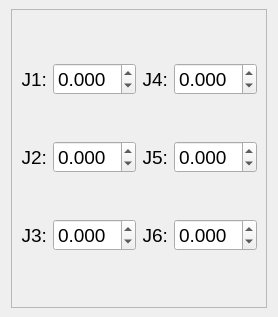
Qt form src/ar3/src/ar3/ui/joint_controller.ui (kpdudek/Robotics) before a commit.
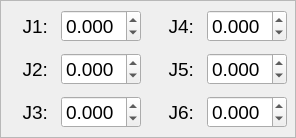
The same form after that commit.

Commit message: Joint and cartesian jog control added

What changed in the file:
```diff
--- a/src/ar3/src/ar3/ui/joint_controller.ui
+++ b/src/ar3/src/ar3/ui/joint_controller.ui
@@ -6,8 +6,8 @@
    <rect>
     <x>0</x>
     <y>0</y>
-    <width>278</width>
-    <height>317</height>
+    <width>296</width>
+    <height>138</height>
    </rect>
   </property>
   <property name="sizePolicy">
@@ -20,11 +20,20 @@
    <string>Form</string>
   </property>
   <layout class="QGridLayout" name="gridLayout">
+   <property name="leftMargin">
+    <number>0</number>
+   </property>
    <property name="topMargin">
-    <number>9</number>
+    <number>0</number>
+   </property>
+   <property name="rightMargin">
+    <number>0</number>
    </property>
    <property name="bottomMargin">
-    <number>9</number>
+    <number>0</number>
+   </property>
+   <property name="spacing">
+    <number>0</number>
    </property>
    <item row="0" column="1">
     <widget class="QFrame" name="frame">
@@ -41,11 +50,35 @@
       <enum>QFrame::Raised</enum>
      </property>
      <layout class="QGridLayout" name="gridLayout_2">
+      <property name="leftMargin">
+       <number>0</number>
+      </property>
+      <property name="topMargin">
+       <number>0</number>
+      </property>
+      <property name="rightMargin">
+       <number>0</number>
+      </property>
+      <property name="bottomMargin">
+       <number>0</number>
+      </property>
       <property name="verticalSpacing">
        <number>2</number>
       </property>
       <item row="1" column="0">
        <widget class="QLabel" name="label_2">
+        <property name="minimumSize">
+         <size>
+          <width>40</width>
+          <height>0</height>
+         </size>
+        </property>
+        <property name="maximumSize">
+         <size>
+          <width>40</width>
+          <height>16777215</height>
+         </size>
+        </property>
         <property name="font">
          <font>
           <pointsize>14</pointsize>
@@ -61,6 +94,18 @@
       </item>
       <item row="2" column="2">
        <widget class="QDoubleSpinBox" name="joint_3_setpoint">
+        <property name="minimumSize">
+         <size>
+          <width>80</width>
+          <height>0</height>
+         </size>
+        </property>
+        <property name="maximumSize">
+         <size>
+          <width>80</width>
+          <height>16777215</height>
+         </size>
+        </property>
         <property name="font">
          <font>
           <pointsize>14</pointsize>
@@ -82,6 +127,18 @@
       </item>
       <item row="2" column="0">
        <widget class="QLabel" name="label_3">
+        <property name="minimumSize">
+         <size>
+          <width>40</width>
+          <height>0</height>
+         </size>
+        </property>
+        <property name="maximumSize">
+         <size>
+          <width>40</width>
+          <height>16777215</height>
+         </size>
+        </property>
         <property name="font">
          <font>
           <pointsize>14</pointsize>
@@ -97,6 +154,18 @@
       </item>
       <item row="1" column="2">
        <widget class="QDoubleSpinBox" name="joint_2_setpoint">
+        <property name="minimumSize">
+         <size>
+          <width>80</width>
+          <height>0</height>
+         </size>
+        </property>
+        <property name="maximumSize">
+         <size>
+          <width>80</width>
+          <height>16777215</height>
+         </size>
+        </property>
         <property name="font">
          <font>
           <pointsize>14</pointsize>
@@ -118,6 +187,18 @@
       </item>
       <item row="0" column="2">
        <widget class="QDoubleSpinBox" name="joint_1_setpoint">
+        <property name="minimumSize">
+         <size>
+          <width>80</width>
+          <height>0</height>
+         </size>
+        </property>
+        <property name="maximumSize">
+         <size>
+          <width>80</width>
+          <height>16777215</height>
+         </size>
+        </property>
         <property name="font">
          <font>
           <pointsize>14</pointsize>
@@ -139,6 +220,18 @@
       </item>
       <item row="0" column="0">
        <widget class="QLabel" name="label">
+        <property name="minimumSize">
+         <size>
+          <width>40</width>
+          <height>0</height>
+         </size>
+        </property>
+        <property name="maximumSize">
+         <size>
+          <width>40</width>
+          <height>16777215</height>
+         </size>
+        </property>
         <property name="font">
          <font>
           <pointsize>14</pointsize>
@@ -154,6 +247,18 @@
       </item>
       <item row="0" column="3">
        <widget class="QLabel" name="label_4">
+        <property name="minimumSize">
+         <size>
+          <width>40</width>
+          <height>0</height>
+         </size>
+        </property>
+        <property name="maximumSize">
+         <size>
+          <width>40</width>
+          <height>16777215</height>
+         </size>
+        </property>
         <property name="font">
          <font>
           <pointsize>14</pointsize>
@@ -169,6 +274,18 @@
       </item>
       <item row="0" column="4">
        <widget class="QDoubleSpinBox" name="joint_4_setpoint">
+        <property name="minimumSize">
+         <size>
+          <width>80</width>
+          <height>0</height>
+         </size>
+        </property>
+        <property name="maximumSize">
+         <size>
+          <width>80</width>
+          <height>16777215</height>
+         </size>
+        </property>
         <property name="font">
          <font>
           <pointsize>14</pointsize>
@@ -190,6 +307,18 @@
       </item>
       <item row="1" column="3">
        <widget class="QLabel" name="label_5">
+        <property name="minimumSize">
+         <size>
+          <width>40</width>
+          <height>0</height>
+         </size>
+        </property>
+        <property name="maximumSize">
+         <size>
+          <width>40</width>
+          <height>16777215</height>
+         </size>
+        </property>
         <property name="font">
          <font>
           <pointsize>14</pointsize>
@@ -205,6 +334,18 @@
       </item>
       <item row="2" column="3">
        <widget class="QLabel" name="label_6">
+        <property name="minimumSize">
+         <size>
+          <width>40</width>
+          <height>0</height>
+         </size>
+        </property>
+        <property name="maximumSize">
+         <size>
+          <width>40</width>
+          <height>16777215</height>
+         </size>
+        </property>
         <property name="font">
          <font>
           <pointsize>14</pointsize>
@@ -220,6 +361,18 @@
       </item>
       <item row="1" column="4">
        <widget class="QDoubleSpinBox" name="joint_5_setpoint">
+        <property name="minimumSize">
+         <size>
+          <width>80</width>
+          <height>0</height>
+         </size>
+        </property>
+        <property name="maximumSize">
+         <size>
+          <width>80</width>
+          <height>16777215</height>
+         </size>
+        </property>
         <property name="font">
          <font>
           <pointsize>14</pointsize>
@@ -241,6 +394,18 @@
       </item>
       <item row="2" column="4">
        <widget class="QDoubleSpinBox" name="joint_6_setpoint">
+        <property name="minimumSize">
+         <size>
+          <width>80</width>
+          <height>0</height>
+         </size>
+        </property>
+        <property name="maximumSize">
+         <size>
+          <width>80</width>
+          <height>16777215</height>
+         </size>
+        </property>
         <property name="font">
          <font>
           <pointsize>14</pointsize>
```
The commit also changes 5 other files.
